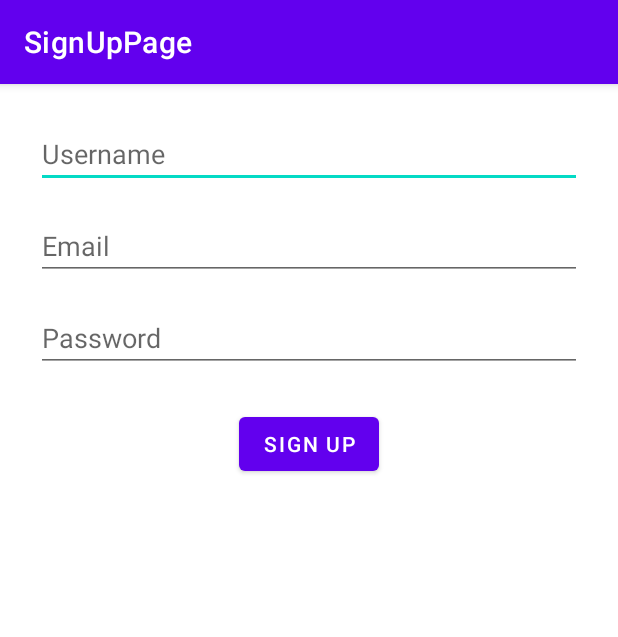
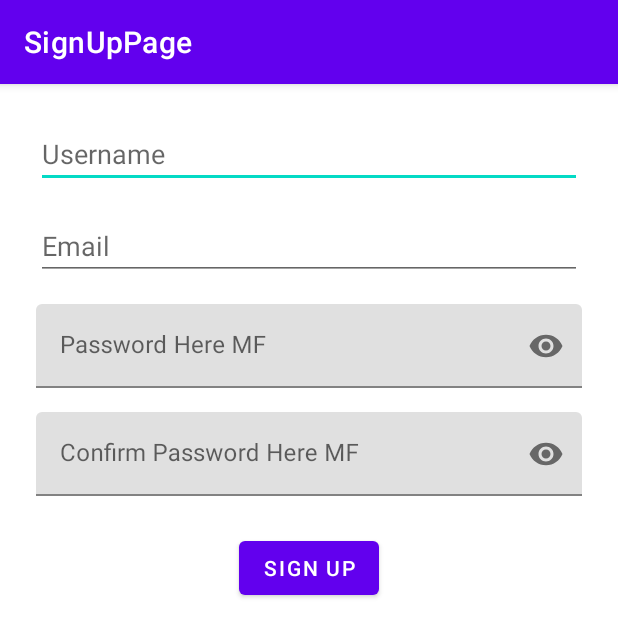
Before and after one commit to treeform-iii/First_Android_Project_Signup, an Android app: the screen it shows after launch (MainActivity), on a phone screen of 412 x 824 dp. Shown: the top 637 px of the screen. Run offline under Robolectric (Android 15) with nearby library versions, the phone set to English and light mode, and no system bars.

Commit message:
Passwords With Toggles

```diff
--- a/app/src/main/res/layout/activity_main.xml
+++ b/app/src/main/res/layout/activity_main.xml
@@ -30,17 +30,45 @@
         app:layout_constraintEnd_toEndOf="parent"
         android:layout_marginTop="16dp" />
 
-    <!-- Password -->
-    <EditText
-        android:id="@+id/editTextPassword"
+    <!-- Password with toggle -->
+    <com.google.android.material.textfield.TextInputLayout
+        android:id="@+id/passwordLayout"
         android:layout_width="0dp"
         android:layout_height="wrap_content"
-        android:hint="@string/hint_password"
-        android:inputType="textPassword"
+        app:endIconMode="password_toggle"
         app:layout_constraintTop_toBottomOf="@id/editTextEmail"
         app:layout_constraintStart_toStartOf="parent"
         app:layout_constraintEnd_toEndOf="parent"
-        android:layout_marginTop="16dp" />
+        android:layout_marginTop="16dp">
+
+        <com.google.android.material.textfield.TextInputEditText
+            android:id="@+id/editTextPassword"
+            android:layout_width="match_parent"
+            android:layout_height="wrap_content"
+            android:hint="Password Here MF"
+            android:inputType="textPassword" />
+
+    </com.google.android.material.textfield.TextInputLayout>
+
+    <!-- Confirm Password with toggle -->
+    <com.google.android.material.textfield.TextInputLayout
+        android:id="@+id/confirmPasswordLayout"
+        android:layout_width="0dp"
+        android:layout_height="wrap_content"
+        app:endIconMode="password_toggle"
+        app:layout_constraintTop_toBottomOf="@id/passwordLayout"
+        app:layout_constraintStart_toStartOf="parent"
+        app:layout_constraintEnd_toEndOf="parent"
+        android:layout_marginTop="16dp">
+
+        <com.google.android.material.textfield.TextInputEditText
+            android:id="@+id/editTextConfirmPassword"
+            android:layout_width="match_parent"
+            android:layout_height="wrap_content"
+            android:hint="Confirm Password Here MF"
+            android:inputType="textPassword" />
+
+    </com.google.android.material.textfield.TextInputLayout>
 
     <!-- Sign Up Button -->
     <Button
@@ -48,7 +76,7 @@
         android:layout_width="wrap_content"
         android:layout_height="wrap_content"
         android:text="@string/btn_signup"
-        app:layout_constraintTop_toBottomOf="@id/editTextPassword"
+        app:layout_constraintTop_toBottomOf="@id/confirmPasswordLayout"
         app:layout_constraintStart_toStartOf="parent"
         app:layout_constraintEnd_toEndOf="parent"
         android:layout_marginTop="24dp" />
```
